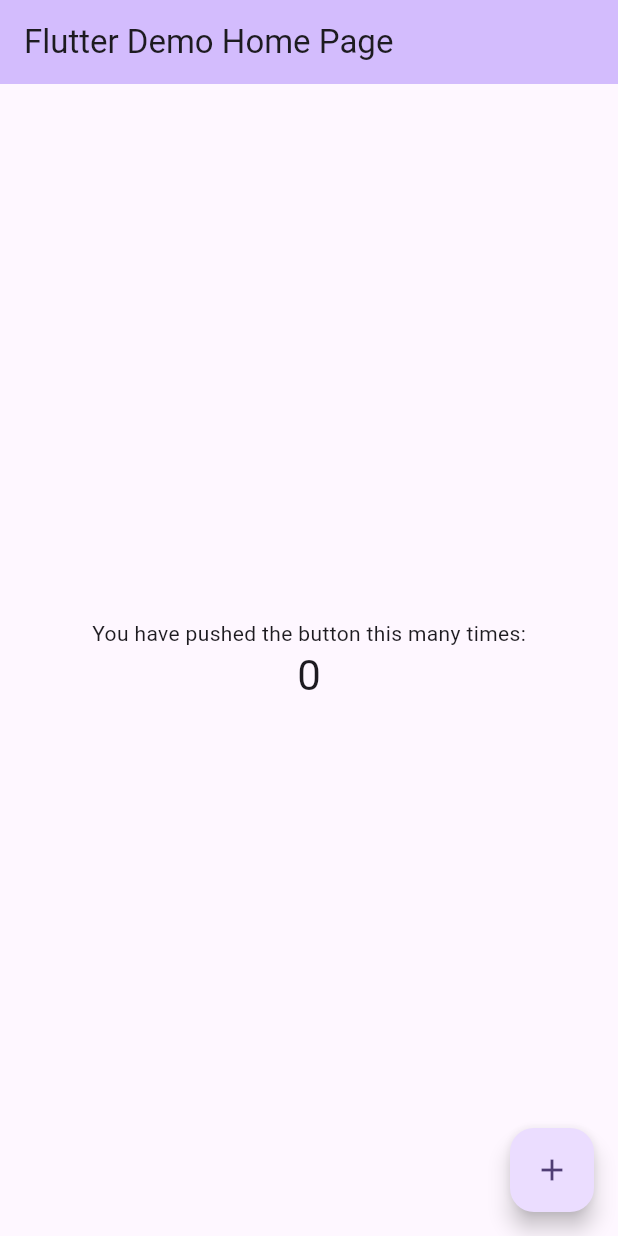
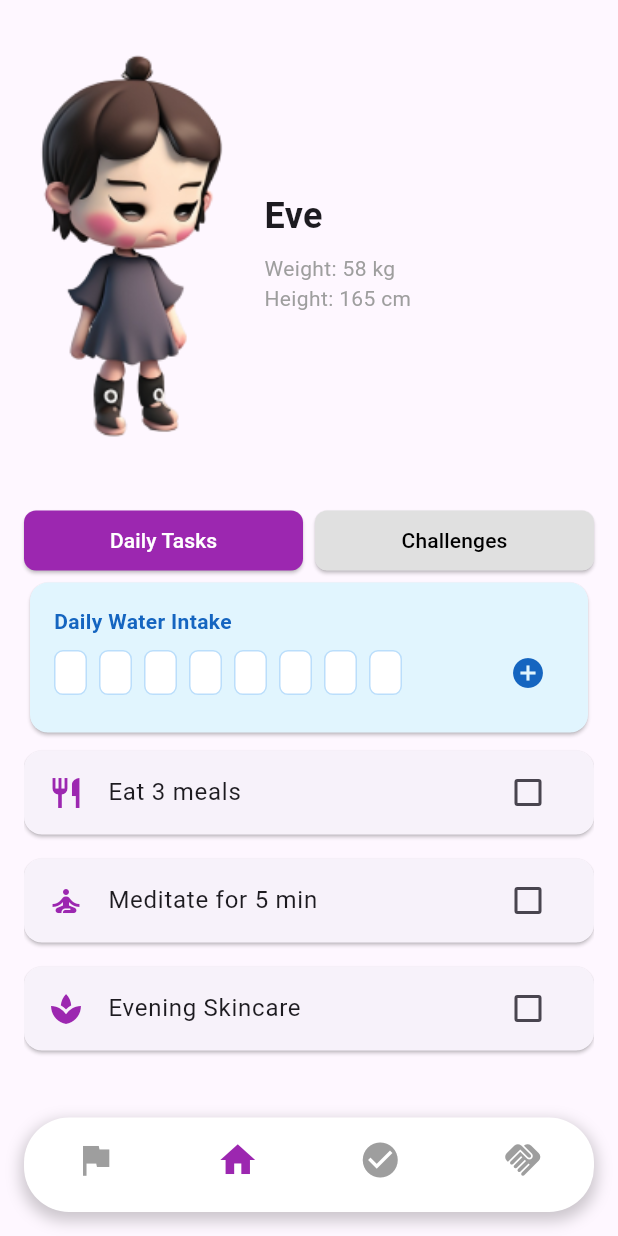
Before and after one commit to Lavitratyagi/mentalwellness, a Flutter app: the screen it shows after launch, on a phone screen of 412 x 824 dp. Run offline on Flutter 3.47's test engine with Material 3 defaults, Android fonts, the phone set to English and light mode, and no system bars; our stand-ins replace shared_preferences.

Commit message:
Add shared_preferences dependency and implement bottom navigation bar

```diff
--- /dev/null
+++ b/lib/bottom_navbar.dart
@@ -0,0 +1,75 @@
+import 'package:flutter/material.dart';
+import 'package:mentalwellness/screens/home_page.dart';
+
+class FloatingNavBarHome extends StatefulWidget {
+  @override
+  _FloatingNavBarHomeState createState() => _FloatingNavBarHomeState();
+}
+
+class _FloatingNavBarHomeState extends State<FloatingNavBarHome> {
+  int _selectedIndex = 1;
+
+  // List of widgets to display for each navigation item
+  final List<Widget> _pages = [
+    const Center(child: Text('Goals Page', style: TextStyle(fontSize: 24))),
+    const HomePage(), // Your existing HomePage
+    const Center(child: Text('Tasks Page', style: TextStyle(fontSize: 24))),
+    const Center(child: Text('Friends Page', style: TextStyle(fontSize: 24))),
+  ];
+
+  void _onItemTapped(int index) {
+    setState(() {
+      _selectedIndex = index;
+    });
+  }
+
+  @override
+  Widget build(BuildContext context) {
+    final List<IconData> icons = [
+      Icons.flag, // Goals
+      Icons.home, // Home
+      Icons.check_circle, // Tasks
+      Icons.handshake, // Friends
+    ];
+
+    return Scaffold(
+      body: _pages[_selectedIndex], // Show selected page
+      bottomNavigationBar: Padding(
+        padding: const EdgeInsets.all(16.0),
+        child: Container(
+          decoration: BoxDecoration(
+            color: Colors.white,
+            borderRadius: BorderRadius.circular(30),
+            boxShadow: [
+              BoxShadow(
+                color: Colors.black.withOpacity(0.2),
+                blurRadius: 8,
+                spreadRadius: 2,
+                offset: Offset(0, 4),
+              ),
+            ],
+          ),
+          child: BottomNavigationBar(
+            currentIndex: _selectedIndex,
+            onTap: _onItemTapped,
+            type: BottomNavigationBarType.fixed,
+            backgroundColor: Colors.transparent,
+            elevation: 0,
+            showSelectedLabels: false,
+            showUnselectedLabels: false,
+            selectedItemColor: Colors.purple,
+            unselectedItemColor: Colors.grey,
+            items: icons
+                .map(
+                  (icon) => BottomNavigationBarItem(
+                    icon: Icon(icon, size: 28),
+                    label: '', // No text
+                  ),
+                )
+                .toList(),
+          ),
+        ),
+      ),
+    );
+  }
+}
--- a/lib/main.dart
+++ b/lib/main.dart
@@ -1,125 +1,20 @@
 import 'package:flutter/material.dart';
+import 'package:mentalwellness/bottom_navbar.dart';
+import 'package:mentalwellness/screens/home_page.dart';
 
 void main() {
-  runApp(const MyApp());
+  runApp(MyApp());
 }
 
 class MyApp extends StatelessWidget {
-  const MyApp({super.key});
-
-  // This widget is the root of your application.
   @override
   Widget build(BuildContext context) {
     return MaterialApp(
-      title: 'Flutter Demo',
+      title: 'Eve Wellness',
       theme: ThemeData(
-        // This is the theme of your application.
-        //
-        // TRY THIS: Try running your application with "flutter run". You'll see
-        // the application has a purple toolbar. Then, without quitting the app,
-        // try changing the seedColor in the colorScheme below to Colors.green
-        // and then invoke "hot reload" (save your changes or press the "hot
-        // reload" button in a Flutter-supported IDE, or press "r" if you used
-        // the command line to start the app).
-        //
-        // Notice that the counter didn't reset back to zero; the application
-        // state is not lost during the reload. To reset the state, use hot
-        // restart instead.
-        //
-        // This works for code too, not just values: Most code changes can be
-        // tested with just a hot reload.
-        colorScheme: ColorScheme.fromSeed(seedColor: Colors.deepPurple),
-        useMaterial3: true,
+        primarySwatch: Colors.purple,
       ),
-      home: const MyHomePage(title: 'Flutter Demo Home Page'),
+      home: FloatingNavBarHome(), // Replace HomePage with FloatingNavBarHome
     );
   }
 }
-
-class MyHomePage extends StatefulWidget {
-  const MyHomePage({super.key, required this.title});
-
-  // This widget is the home page of your application. It is stateful, meaning
-  // that it has a State object (defined below) that contains fields that affect
-  // how it looks.
-
-  // This class is the configuration for the state. It holds the values (in this
-  // case the title) provided by the parent (in this case the App widget) and
-  // used by the build method of the State. Fields in a Widget subclass are
-  // always marked "final".
-
-  final String title;
-
-  @override
-  State<MyHomePage> createState() => _MyHomePageState();
-}
-
-class _MyHomePageState extends State<MyHomePage> {
-  int _counter = 0;
-
-  void _incrementCounter() {
-    setState(() {
-      // This call to setState tells the Flutter framework that something has
-      // changed in this State, which causes it to rerun the build method below
-      // so that the display can reflect the updated values. If we changed
-      // _counter without calling setState(), then the build method would not be
-      // called again, and so nothing would appear to happen.
-      _counter++;
-    });
-  }
-
-  @override
-  Widget build(BuildContext context) {
-    // This method is rerun every time setState is called, for instance as done
-    // by the _incrementCounter method above.
-    //
-    // The Flutter framework has been optimized to make rerunning build methods
-    // fast, so that you can just rebuild anything that needs updating rather
-    // than having to individually change instances of widgets.
-    return Scaffold(
-      appBar: AppBar(
-        // TRY THIS: Try changing the color here to a specific color (to
-        // Colors.amber, perhaps?) and trigger a hot reload to see the AppBar
-        // change color while the other colors stay the same.
-        backgroundColor: Theme.of(context).colorScheme.inversePrimary,
-        // Here we take the value from the MyHomePage object that was created by
-        // the App.build method, and use it to set our appbar title.
-        title: Text(widget.title),
-      ),
-      body: Center(
-        // Center is a layout widget. It takes a single child and positions it
-        // in the middle of the parent.
-        child: Column(
-          // Column is also a layout widget. It takes a list of children and
-          // arranges them vertically. By default, it sizes itself to fit its
-          // children horizontally, and tries to be as tall as its parent.
-          //
-          // Column has various properties to control how it sizes itself and
-          // how it positions its children. Here we use mainAxisAlignment to
-          // center the children vertically; the main axis here is the vertical
-          // axis because Columns are vertical (the cross axis would be
-          // horizontal).
-          //
-          // TRY THIS: Invoke "debug painting" (choose the "Toggle Debug Paint"
-          // action in the IDE, or press "p" in the console), to see the
-          // wireframe for each widget.
-          mainAxisAlignment: MainAxisAlignment.center,
-          children: <Widget>[
-            const Text(
-              'You have pushed the button this many times:',
-            ),
-            Text(
-              '$_counter',
-              style: Theme.of(context).textTheme.headlineMedium,
-            ),
-          ],
-        ),
-      ),
-      floatingActionButton: FloatingActionButton(
-        onPressed: _incrementCounter,
-        tooltip: 'Increment',
-        child: const Icon(Icons.add),
-      ), // This trailing comma makes auto-formatting nicer for build methods.
-    );
-  }
-}
--- /dev/null
+++ b/lib/screens/home_page.dart
@@ -0,0 +1,222 @@
+import 'package:flutter/material.dart';
+import 'package:shared_preferences/shared_preferences.dart';
+
+class HomePage extends StatefulWidget {
+  const HomePage({super.key});
+
+  @override
+  _HomePageState createState() => _HomePageState();
+}
+
+class _HomePageState extends State<HomePage> {
+  bool _isDailySelected = true;
+  int _waterCount = 0;
+  final List<Map<String, dynamic>> _dailyTasks = [
+    {'task': 'Eat 3 meals', 'icon': Icons.restaurant, 'completed': false},
+    {'task': 'Meditate for 5 min', 'icon': Icons.self_improvement, 'completed': false},
+    {'task': 'Evening Skincare', 'icon': Icons.spa, 'completed': false},
+    {'task': 'Read a book', 'icon': Icons.menu_book, 'completed': false},
+    {'task': 'Exercise for 30 min', 'icon': Icons.directions_run, 'completed': false},
+    {'task': 'Sleep by 11pm', 'icon': Icons.nights_stay, 'completed': false},
+  ];
+
+  @override
+  void initState() {
+    super.initState();
+    _loadWaterCount();
+  }
+
+  void _loadWaterCount() async {
+    final prefs = await SharedPreferences.getInstance();
+    setState(() {
+      _waterCount = prefs.getInt('waterCount') ?? 0;
+    });
+  }
+
+  void _updateWaterCount(int count) async {
+    final prefs = await SharedPreferences.getInstance();
+    setState(() {
+      _waterCount = count.clamp(0, 8);
+      prefs.setInt('waterCount', _waterCount);
+    });
+  }
+
+  @override
+  Widget build(BuildContext context) {
+    final screenHeight = MediaQuery.of(context).size.height;
+    final avatarHeight = screenHeight * 0.35;
+
+    return Scaffold(
+      body: Padding(
+        padding: const EdgeInsets.fromLTRB(16, 24, 16, 16),
+        child: Column(
+          crossAxisAlignment: CrossAxisAlignment.start,
+          children: [
+            // User Profile Section
+            Row(
+              crossAxisAlignment: CrossAxisAlignment.start,
+              children: [
+                Container(
+                  width: avatarHeight * 0.5, // Maintain 3:4 aspect ratio
+                  height: avatarHeight,
+                  decoration: BoxDecoration(
+                    borderRadius: BorderRadius.circular(12),
+                    image: DecorationImage(
+                      image: AssetImage('assets/images/avatar.png'),
+                      fit: BoxFit.fitHeight,
+                    ),
+                  ),
+                ),
+                SizedBox(width: 16),
+                Container(
+                  height: avatarHeight,
+                  child: Column(
+                    crossAxisAlignment: CrossAxisAlignment.start,
+                    mainAxisAlignment: MainAxisAlignment.center,
+                    children: [
+                      Text(
+                        'Eve',
+                        style: TextStyle(fontSize: 24, fontWeight: FontWeight.bold),
+                      ),
+                      SizedBox(height: 8),
+                      Text('Weight: 58 kg', style: TextStyle(color: Colors.grey)),
+                      Text('Height: 165 cm', style: TextStyle(color: Colors.grey)),
+                    ],
+                  ),
+                ),
+              ],
+            ),
+            SizedBox(height: 24),
+
+            // Buttons Section
+            Row(
+              children: [
+                Expanded(
+                  child: ElevatedButton(
+                    style: ElevatedButton.styleFrom(
+                      backgroundColor: _isDailySelected ? Colors.purple : Colors.grey[300],
+                      shape: RoundedRectangleBorder(
+                        borderRadius: BorderRadius.circular(8),
+                      ),
+                    ),
+                    onPressed: () {
+                      setState(() {
+                        _isDailySelected = true;
+                      });
+                    },
+                    child: Text(
+                      'Daily Tasks',
+                      style: TextStyle(color: _isDailySelected ? Colors.white : Colors.black),
+                    ),
+                  ),
+                ),
+                SizedBox(width: 8),
+                Expanded(
+                  child: ElevatedButton(
+                    style: ElevatedButton.styleFrom(
+                      backgroundColor: !_isDailySelected ? Colors.purple : Colors.grey[300],
+                      shape: RoundedRectangleBorder(
+                        borderRadius: BorderRadius.circular(8),
+                      ),
+                    ),
+                    onPressed: () {
+                      setState(() {
+                        _isDailySelected = false;
+                      });
+                    },
+                    child: Text(
+                      'Challenges',
+                      style: TextStyle(color: !_isDailySelected ? Colors.white : Colors.black),
+                    ),
+                  ),
+                ),
+              ],
+            ),
+
+            // Scrollable Content Section
+            Expanded(
+              child: _isDailySelected
+                  ? ListView(
+                      children: [
+                        // Water Intake Section
+                        Card(
+                          color: Colors.lightBlue[50],
+                          child: Padding(
+                            padding: const EdgeInsets.all(16.0),
+                            child: Column(
+                              crossAxisAlignment: CrossAxisAlignment.start,
+                              children: [
+                                Text(
+                                  'Daily Water Intake',
+                                  style: TextStyle(
+                                    fontWeight: FontWeight.bold,
+                                    color: Colors.blue[800],
+                                  ),
+                                ),
+                                Row(
+                                  children: [
+                                    Expanded(
+                                      child: Wrap(
+                                        spacing: 8,
+                                        children: List.generate(8, (index) {
+                                          return Container(
+                                            width: 22,
+                                            height: 30,
+                                            decoration: BoxDecoration(
+                                              color: index < _waterCount
+                                                  ? Colors.blue[800]
+                                                  : Colors.white,
+                                              borderRadius: BorderRadius.circular(6),
+                                              border: Border.all(color: Colors.blue[100]!),
+                                            ),
+                                          );
+                                        }),
+                                      ),
+                                    ),
+                                    IconButton(
+                                      icon: Icon(Icons.add_circle, color: Colors.blue[800]),
+                                      onPressed: () => _updateWaterCount(_waterCount + 1),
+                                    ),
+                                  ],
+                                ),
+                              ],
+                            ),
+                          ),
+                        ),
+
+                        // Daily Tasks Section
+                        ..._dailyTasks.map((task) {
+                          int index = _dailyTasks.indexOf(task);
+                          return Card(
+                            margin: EdgeInsets.symmetric(vertical: 8),
+                            child: ListTile(
+                              leading: Icon(task['icon'], color: Colors.purple),
+                              title: Text(task['task']),
+                              trailing: Checkbox(
+                                value: task['completed'],
+                                onChanged: (bool? value) {
+                                  setState(() {
+                                    _dailyTasks[index]['completed'] = value!;
+                                  });
+                                },
+                                materialTapTargetSize: MaterialTapTargetSize.padded,
+                                visualDensity: VisualDensity.compact,
+                              ),
+                            ),
+                          );
+                        }).toList(),
+                      ],
+                    )
+                  : Center(
+                      child: Text(
+                        'No challenges available',
+                        style: TextStyle(color: Colors.grey),
+                      ),
+                    ),
+            ),
+          ],
+        ),
+      ),
+    );
+  }
+}
--- a/pubspec.yaml
+++ b/pubspec.yaml
@@ -35,6 +35,7 @@ dependencies:
   # The following adds the Cupertino Icons font to your application.
   # Use with the CupertinoIcons class for iOS style icons.
   cupertino_icons: ^1.0.8
+  shared_preferences: ^2.4.0
 
 dev_dependencies:
   flutter_test:
@@ -58,6 +59,8 @@ flutter:
   # the material Icons class.
   uses-material-design: true
 
+  assets:
+    - assets/images/
   # To add assets to your application, add an assets section, like this:
   # assets:
   #   - images/a_dot_burr.jpeg
```
Also changed, not shown: assets/images/avatar.png (added), pubspec.lock, 2 other files.
